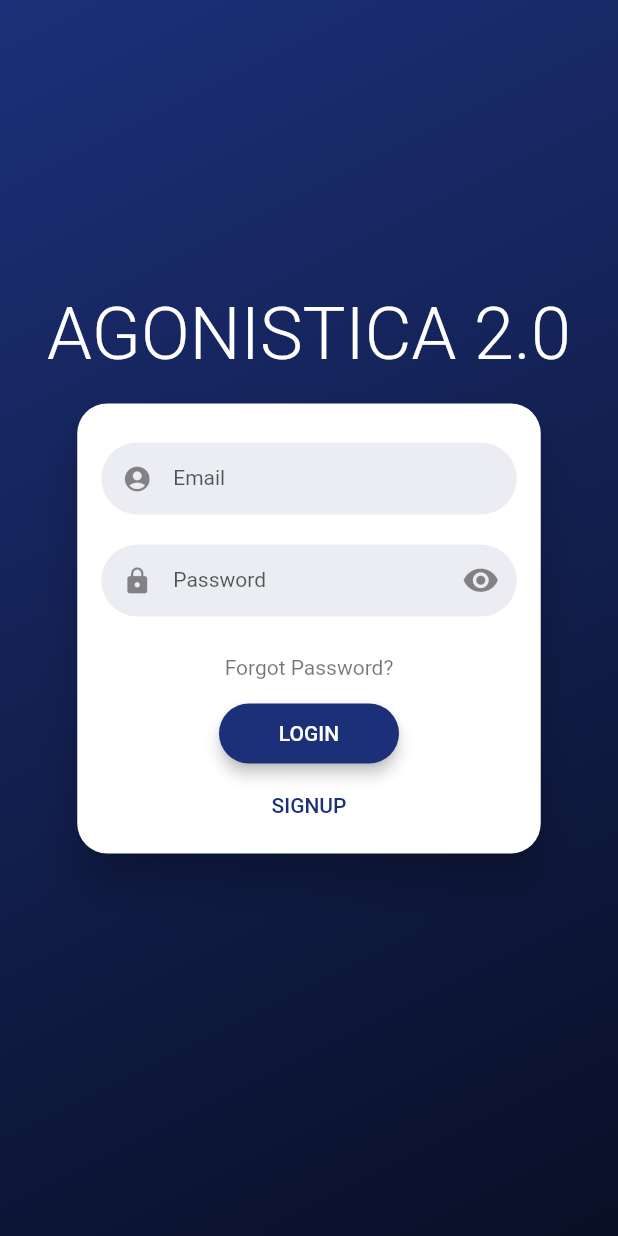
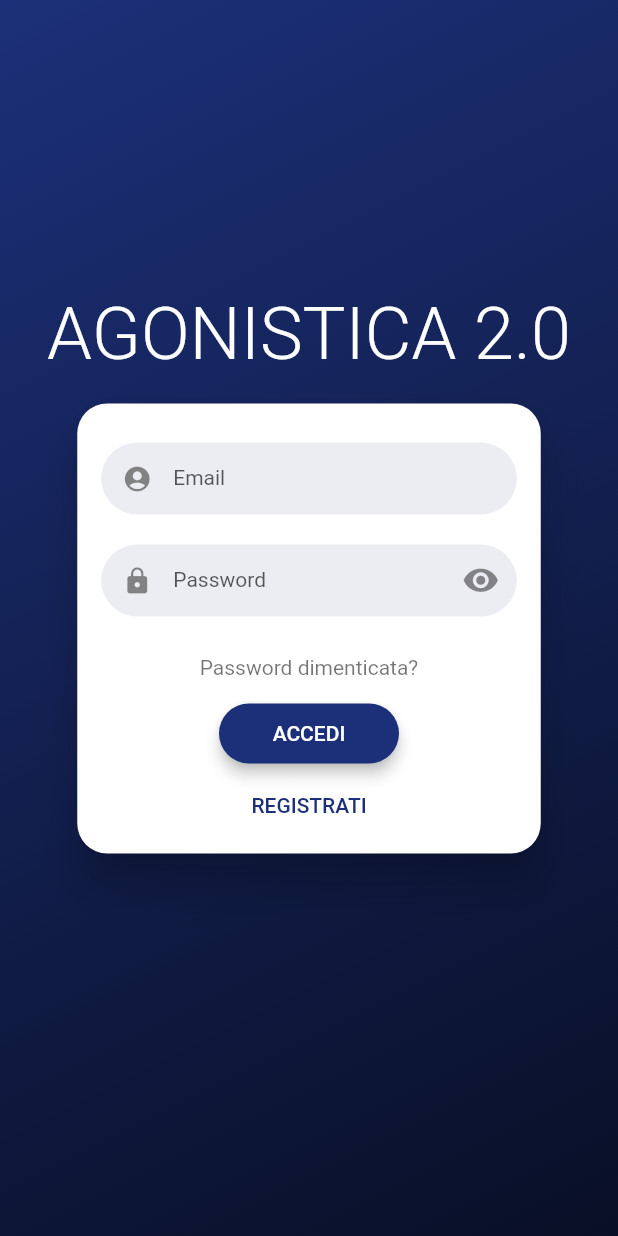
Before and after one commit to Automatik/agonistica, a Flutter app: the screen it shows after launch, on a phone screen of 412 x 824 dp. Run offline on Flutter 3.47's test engine with Material 2 defaults, Android fonts, the phone set to English and light mode, and no system bars; drawn by our look-alikes of flutter_login, flutter_platform_widgets; our stand-ins replace firebase_auth, firebase_core, firebase_database, flutter_svg, get_it, logger and 3 more; missing offline and left inert: expand_widget; accounts and stored records are empty.

Commit message:
Add input validation and login theme and messages

```diff
--- a/lib/views/login/login_mobile.dart
+++ b/lib/views/login/login_mobile.dart
@@ -14,6 +14,29 @@ class _LoginMobile extends StatelessWidget {
       onLogin: (data) => viewModel.loginUser(data),
       onRecoverPassword: (name) => viewModel.recoverPassword(name),
       onSubmitAnimationCompleted: () => viewModel.onSubmitAnimationCompleted(context),
+      emailValidator: (email) => InputValidation.validateEmail(email),
+      passwordValidator: (psw) => InputValidation.validatePassword(psw),
+      messages: LoginMessages(
+        usernameHint: "Email",
+        passwordHint: "Password",
+        confirmPasswordHint: "Conferma",
+        loginButton: "ACCEDI",
+        signupButton: "REGISTRATI",
+        forgotPasswordButton: "Password dimenticata?",
+        recoverPasswordButton: "RIPRISTINA",
+        goBackButton: "INDIETRO",
+        confirmPasswordError: "Non uguali!",
+        recoverPasswordIntro: "Ripristina qui la tua password",
+        recoverPasswordDescription: "Sarà inviata una email contenente un link per il ripristino della password di questo account",
+        recoverPasswordSuccess: "Email inviata con successo",
+      ),
+      theme: LoginTheme(
+        primaryColor: blueAgonisticaColor,
+        accentColor: blueLightAgonisticaColor,
+        titleStyle: TextStyle(
+          color: Colors.white
+        )
+      ),
     );
   }
 
--- a/lib/views/login/login_view.dart
+++ b/lib/views/login/login_view.dart
@@ -1,6 +1,7 @@
 library login_view;
 
 import 'package:agonistica/core/shared/shared_variables.dart';
+import 'package:agonistica/core/utils/input_validation.dart';
 import 'package:flutter_login/flutter_login.dart';
 import 'package:stacked/stacked.dart';
 import 'package:responsive_builder/responsive_builder.dart';
--- a/lib/views/login/login_view_model.dart
+++ b/lib/views/login/login_view_model.dart
@@ -97,7 +97,7 @@ class LoginViewModel extends BaseViewModel {
   Future<void> onSubmitAnimationCompleted(BuildContext context) async {
     switch(currentAction) {
       case SIGN_UP_ACTION:
-        // Reload LoginView to wait for email validation
+        // Reload LoginView to wait for email validation (NON NECESSARIO CON NUOVA VERSIONE DI flutter_login utilizzando parametro loginAfterSignUp)
         await Navigator.of(context).pushReplacementNamed(LoginView.routeName);
         break;
       case LOGIN_ACTION:
```
Also changed, not shown: lib/core/app_services/database_service.dart (+17 -8 lines), lib/core/utils/input_validation.dart (+36 -0 lines).
